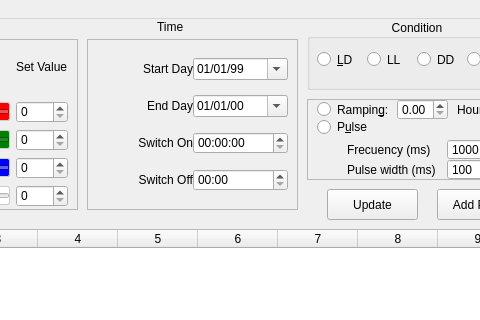
PolygonalTree/Led-control, file led-control/src/GuiCode.ui: the form before one commit; both pictures show x 213 to 693 and y 0 to 320 of the 822 by 635 pixel window.
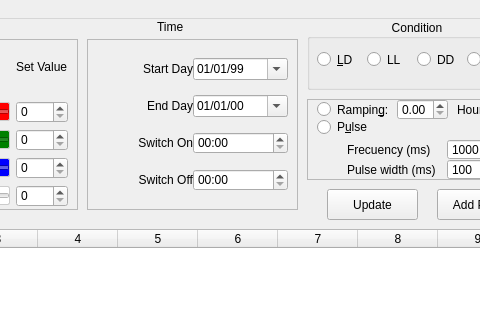
The form after the commit.

Diff of the .ui file:
```diff
--- a/led-control/src/GuiCode.ui
+++ b/led-control/src/GuiCode.ui
@@ -495,7 +495,11 @@
        </widget>
       </item>
       <item row="2" column="1">
-       <widget class="QTimeEdit" name="timeEdit"/>
+       <widget class="QTimeEdit" name="timeEdit">
+        <property name="displayFormat">
+         <string notr="true">HH:mm</string>
+        </property>
+       </widget>
       </item>
       <item row="1" column="0" alignment="Qt::AlignRight|Qt::AlignVCenter">
        <widget class="QLabel" name="label_9">
```
